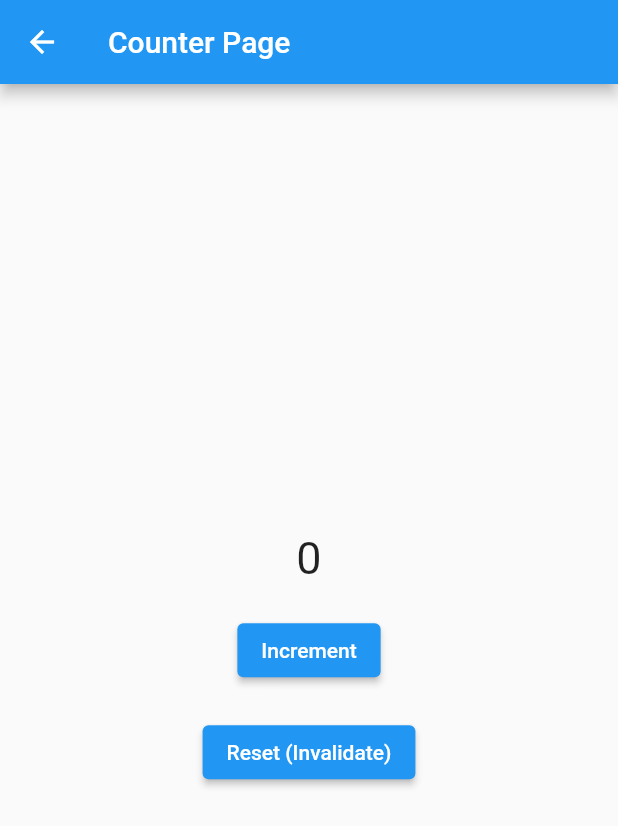
After one commit to ahmadfatihin/riverpod_flutter_example, a Flutter app: the screen it shows after launch, after a tap on "Go to Counter Page", on a phone screen of 412 x 824 dp. The commit adds this screen. Shown: the top 826 px of the screen. Run offline on Flutter 3.47's test engine with Material 2 defaults, Android fonts, the phone set to English and light mode, and no system bars; our stand-ins replace flutter_riverpod, google_fonts.

Commit message:
feat: create counterpage example

```diff
--- /dev/null
+++ b/lib/counter_page.dart
@@ -0,0 +1,34 @@
+import 'package:flutter/material.dart';
+
+class CounterPage extends StatelessWidget {
+  const CounterPage({Key? key}) : super(key: key);
+
+  @override
+  Widget build(BuildContext context) {
+    return Scaffold(
+      appBar: AppBar(
+        title: const Text('Counter Page'),
+      ),
+      body: Center(
+        child: Column(
+          mainAxisAlignment: MainAxisAlignment.center,
+          children: [
+            Text(
+              '0',
+              style: const TextStyle(fontSize: 30),
+            ),
+            const SizedBox(
+              height: 20,
+            ),
+            ElevatedButton(onPressed: () {}, child: const Text('Increment')),
+            const SizedBox(
+              height: 20,
+            ),
+            ElevatedButton(
+                onPressed: () {}, child: const Text('Reset (Invalidate)')),
+          ],
+        ),
+      ),
+    );
+  }
+}
--- a/lib/main_page.dart
+++ b/lib/main_page.dart
@@ -1,6 +1,7 @@
 import 'package:flutter/material.dart';
 import 'package:flutter_riverpod/flutter_riverpod.dart';
 import 'package:google_fonts/google_fonts.dart';
+import 'package:riverpod_demo/counter_page.dart';
 import 'package:riverpod_demo/providers.dart';
 import 'package:riverpod_demo/second_page.dart';
 
@@ -26,10 +27,10 @@ class MainPage extends ConsumerWidget {
                   Navigator.push(
                       context,
                       MaterialPageRoute(
-                        builder: (context) => const SecondPage(),
+                        builder: (context) => const CounterPage(),
                       ));
                 },
-                child: const Text('Go to Second Page'))
+                child: const Text('Go to Counter Page'))
           ],
         ),
       ),
```
